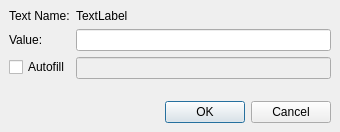
First picture: the form in src/Mod/TechDraw/Gui/DlgTemplateField.ui, repository southseact-3d/fcd, before the edit.
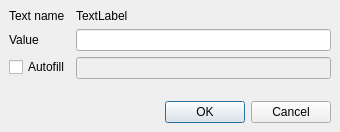
Second picture: the form after the edit.

Diff of the .ui file:
```diff
--- a/src/Mod/TechDraw/Gui/DlgTemplateField.ui
+++ b/src/Mod/TechDraw/Gui/DlgTemplateField.ui
@@ -25,7 +25,7 @@
      <item row="0" column="0">
       <widget class="QLabel" name="lblMsg">
        <property name="text">
-        <string>Text Name:</string>
+        <string>Text name</string>
        </property>
       </widget>
      </item>
@@ -39,7 +39,7 @@
      <item row="1" column="0">
       <widget class="QLabel" name="label">
        <property name="text">
-        <string>Value:</string>
+        <string>Value</string>
        </property>
       </widget>
      </item>
```
Left out of the diff: 4 changed lines with no effect on the pictures.
